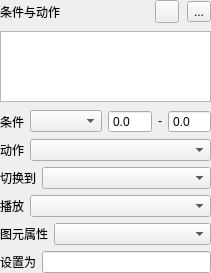
This is BIDesigner/datahandler/datacontrolform.ui in lsyeei/dashboard as Qt 5 draws it before an edit. The edited form follows.
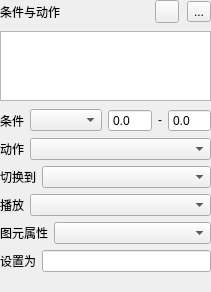
This is the edited form. Icons and pictures are not drawn.

```diff
--- a/BIDesigner/datahandler/datacontrolform.ui
+++ b/BIDesigner/datahandler/datacontrolform.ui
@@ -7,7 +7,7 @@
     <x>0</x>
     <y>0</y>
     <width>211</width>
-    <height>273</height>
+    <height>278</height>
    </rect>
   </property>
   <property name="sizePolicy">
@@ -371,6 +371,26 @@
            </item>
           </layout>
          </item>
+         <item>
+          <layout class="QHBoxLayout" name="horizontalLayout_8">
+           <item>
+            <widget class="QLabel" name="propertyLabel">
+             <property name="sizePolicy">
+              <sizepolicy hsizetype="Preferred" vsizetype="MinimumExpanding">
+               <horstretch>0</horstretch>
+               <verstretch>0</verstretch>
+              </sizepolicy>
+             </property>
+             <property name="text">
+              <string/>
+             </property>
+             <property name="margin">
+              <number>10</number>
+             </property>
+            </widget>
+           </item>
+          </layout>
+         </item>
         </layout>
        </widget>
       </item>
```
